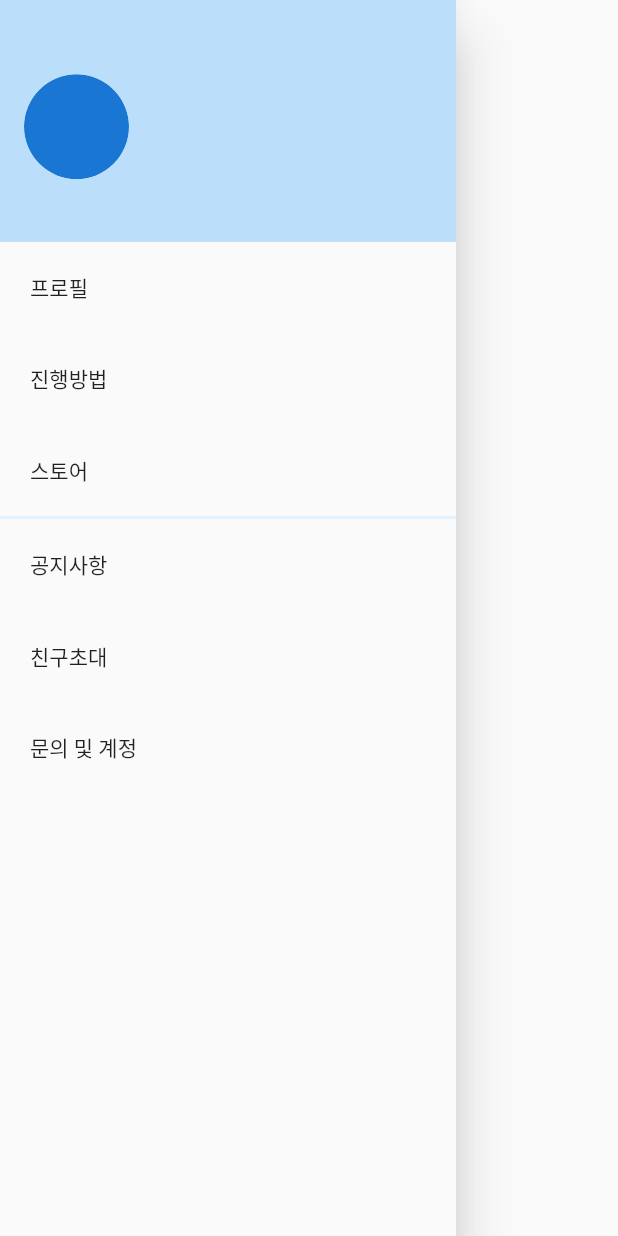
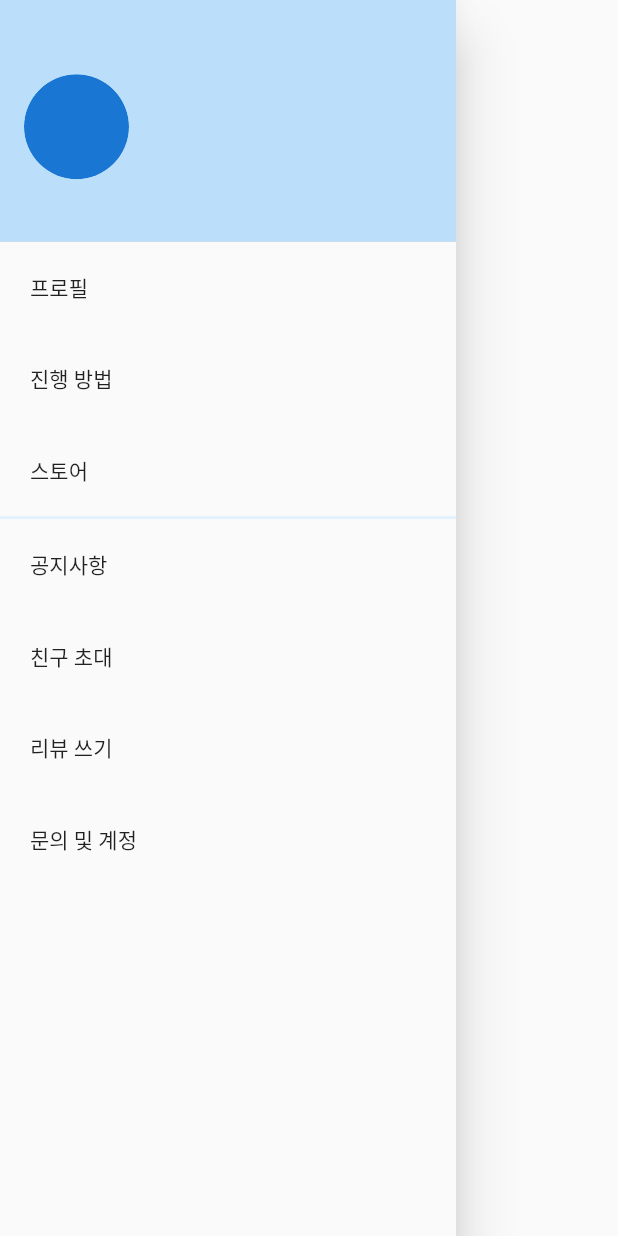
Before and after one commit to signalmeeting/signalmeeting_js, a Flutter app: what customDrawer() shows on an empty page, opened directly with empty values, on a phone screen of 412 x 824 dp. Run offline on Flutter 3.47's test engine with Material 2 defaults, Android fonts, the phone set to English and light mode, and no system bars; drawn by our look-alikes of cached_network_image; our stand-ins replace auto_animated, cloud_firestore, cloud_functions, dots_indicator, firebase_auth, firebase_core and 10 more; missing offline and left inert: flutter_material_pickers, smart_select; accounts and stored records are empty; generated files the repository leaves out were written again; network calls fail; Roboto replaces fonts that are missing (AppleSDGothicNeoM); statements that could not run were skipped.

```diff
--- a/lib/controller/main_controller.dart
+++ b/lib/controller/main_controller.dart
@@ -48,6 +48,7 @@ class MainController extends GetxController {
   finishInvite() {
     this.user.update((val) {
       val.invite = true;
+      val.coin = val.coin + 50;
     });
   }
 
--- a/lib/ui/drawer/custom_drawer.dart
+++ b/lib/ui/drawer/custom_drawer.dart
@@ -1,5 +1,6 @@
 import 'package:flutter/material.dart';
 import 'package:get/get.dart';
+import 'package:in_app_review/in_app_review.dart';
 import 'package:signalmeeting/ui/drawer/how_to_use_page.dart';
 import 'package:signalmeeting/ui/drawer/inquiry_page.dart';
 import 'package:signalmeeting/ui/drawer/invite_friends_page.dart';
@@ -10,6 +11,8 @@ import 'package:signalmeeting/ui/widget/cached_image.dart';
 
 //클래스화 시켜준 다음에 변수들 받지말고 오비엑스 달아야되나?
 Widget customDrawer(pic, nickName, loc1, loc2, career, BuildContext context) {
+  final InAppReview inAppReview = InAppReview.instance;
+
   return Drawer(
     child: ListView(
       children: <Widget>[
@@ -55,28 +58,29 @@ Widget customDrawer(pic, nickName, loc1, loc2, career, BuildContext context) {
           ),
           decoration: BoxDecoration(color: Colors.blue[100]),
         ),
-        DrawerTileForm('프로필', MyProfilePage()),
-        DrawerTileForm('진행방법', HowToUsePage()),
-        DrawerTileForm('스토어', StorePage()),
+        drawerTileForm('프로필', () => Get.to(MyProfilePage(), transition: Transition.native)),
+        drawerTileForm('진행 방법', () => Get.to(HowToUsePage(), transition: Transition.rightToLeftWithFade)),
+        drawerTileForm('스토어', () => Get.to(StorePage(), transition: Transition.rightToLeftWithFade)),
         Container(height: 2, color: Colors.blue[50]),
-        DrawerTileForm('공지사항', NoticePage()),
-        DrawerTileForm('친구초대', InviteFriendsPage()),
-        DrawerTileForm('문의 및 계정', InquiryPage()),
+        drawerTileForm('공지사항', () => Get.to(NoticePage(), transition: Transition.rightToLeftWithFade)),
+        drawerTileForm('친구 초대', () => Get.to(InviteFriendsPage(), transition: Transition.rightToLeftWithFade)),
+        drawerTileForm('리뷰 쓰기', () => inAppReview.openStoreListing()),
+        drawerTileForm('문의 및 계정', () => Get.to(InquiryPage(), transition: Transition.rightToLeftWithFade)),
       ],
     ),
   );
 }
 
-Widget DrawerTileForm(title, page) {
+Widget drawerTileForm(String title, VoidCallback onPressed) {
   return InkWell(
       child: Padding(
         padding: const EdgeInsets.all(20.0),
         child: Text('$title'),
       ),
-      onTap: () => Get.to(page, transition: title == '프로필' ? Transition.native : Transition.rightToLeftWithFade));
+      onTap: onPressed);
 }
 
-Widget DrawerAppBar(BuildContext context, title) {
+Widget drawerAppBar(BuildContext context, title) {
   return AppBar(
     backgroundColor: Colors.white,
     elevation: 0,
--- a/lib/ui/drawer/how_to_use_page.dart
+++ b/lib/ui/drawer/how_to_use_page.dart
@@ -8,7 +8,7 @@ class HowToUsePage extends StatelessWidget {
   Widget build(BuildContext context) {
 
     return Scaffold(
-      appBar: DrawerAppBar(context, '진행방법'),
+      appBar: drawerAppBar(context, '진행방법'),
       body: Stack(
         children: <Widget>[
           Container(
--- a/lib/ui/drawer/inquiry_page.dart
+++ b/lib/ui/drawer/inquiry_page.dart
@@ -20,7 +20,7 @@ class InquiryPage extends StatelessWidget {
   Widget build(BuildContext context) {
 
     return Scaffold(
-      appBar: DrawerAppBar(context, '문의 및 계정'),
+      appBar: drawerAppBar(context, '문의 및 계정'),
       body: Stack(
         children: <Widget>[
           Container(
--- a/lib/ui/drawer/my_profile_Intoduce_edit_page.dart
+++ b/lib/ui/drawer/my_profile_Intoduce_edit_page.dart
@@ -31,7 +31,7 @@ class _MyProfileIntroduceEditPageState extends State<MyProfileIntroduceEditPage>
 
     return Scaffold(
       resizeToAvoidBottomInset: false,
-      appBar:DrawerAppBar(context, '간단소개'),
+      appBar:drawerAppBar(context, '간단소개'),
       body: Stack(
         children: [
           Container(
--- a/lib/ui/drawer/my_profile_pic_edit_page.dart
+++ b/lib/ui/drawer/my_profile_pic_edit_page.dart
@@ -22,7 +22,7 @@ class _MyProfileImageEditPageState extends State<MyProfileImageEditPage> {
   @override
   Widget build(BuildContext context) {
     return Scaffold(
-        appBar: DrawerAppBar(context, '프로필 사진 수정'),
+        appBar: drawerAppBar(context, '프로필 사진 수정'),
         body: Stack(
           children: [
             Container(color: Colors.white),
--- a/lib/ui/drawer/notice_page.dart
+++ b/lib/ui/drawer/notice_page.dart
@@ -10,7 +10,7 @@ class NoticePage extends StatelessWidget {
   Widget build(BuildContext context) {
     return Scaffold(
       backgroundColor: Colors.white,
-      appBar: DrawerAppBar(context, '공지사항'),
+      appBar: drawerAppBar(context, '공지사항'),
       body: FutureBuilder<Object>(
           future: DatabaseService.instance.getNotices(),
           builder: (context, snapshot) {
--- a/lib/ui/start/start_page.dart
+++ b/lib/ui/start/start_page.dart
@@ -20,12 +20,13 @@ class StartPage extends StatelessWidget {
             ),
           ),
           Column(
+            crossAxisAlignment: CrossAxisAlignment.stretch,
             mainAxisAlignment: MainAxisAlignment.center,
             children: <Widget>[
               Expanded(child: Image.asset('assets/start_page.png')),
               //로고 이미지(임시)
               Padding(
-                padding: const EdgeInsets.only(bottom: 25),
+                padding: const EdgeInsets.only(bottom: 25, left: 25, right: 25),
                 child: ButtonTheme(
                   minWidth: Get.width*0.9,
                   height: 50.0,
--- a/pubspec.yaml
+++ b/pubspec.yaml
@@ -48,6 +48,7 @@ dependencies:
   cloud_functions:
   flutter_local_notifications:
   auto_animated:
+  in_app_review: 1.0.4
 
 
 dev_dependencies:
```
Also changed, not shown: lib/services/database.dart (+9 -4 lines), lib/ui/drawer/invite_friends_page.dart (+13 -4 lines), pubspec.lock, 1 other file.
